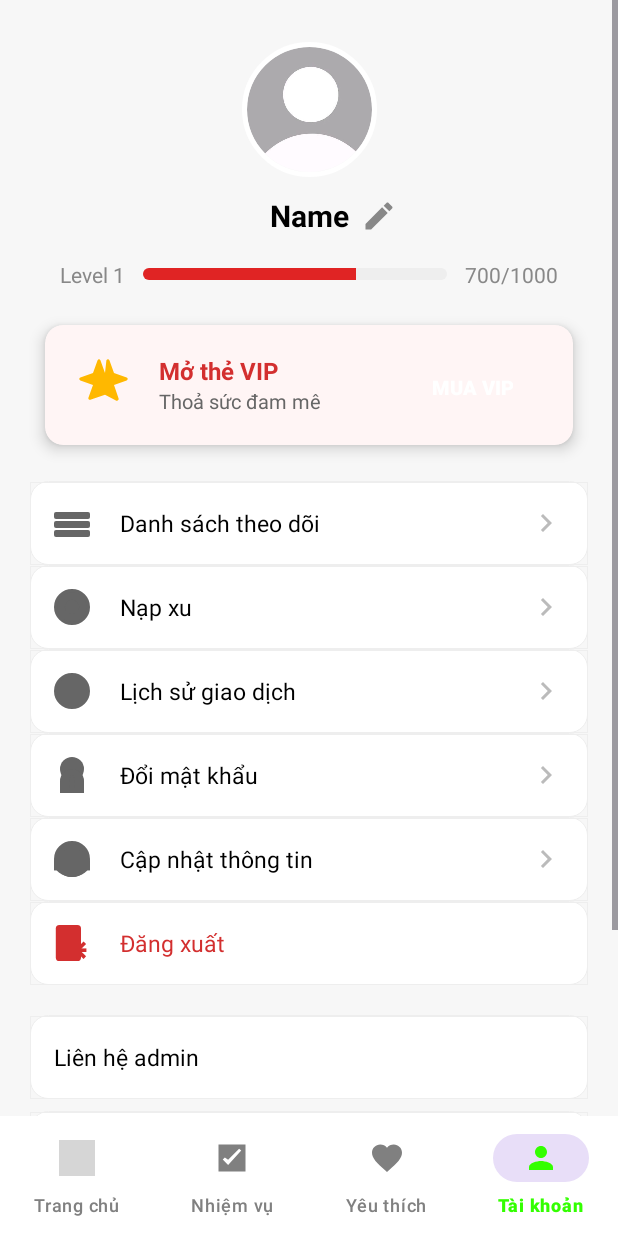
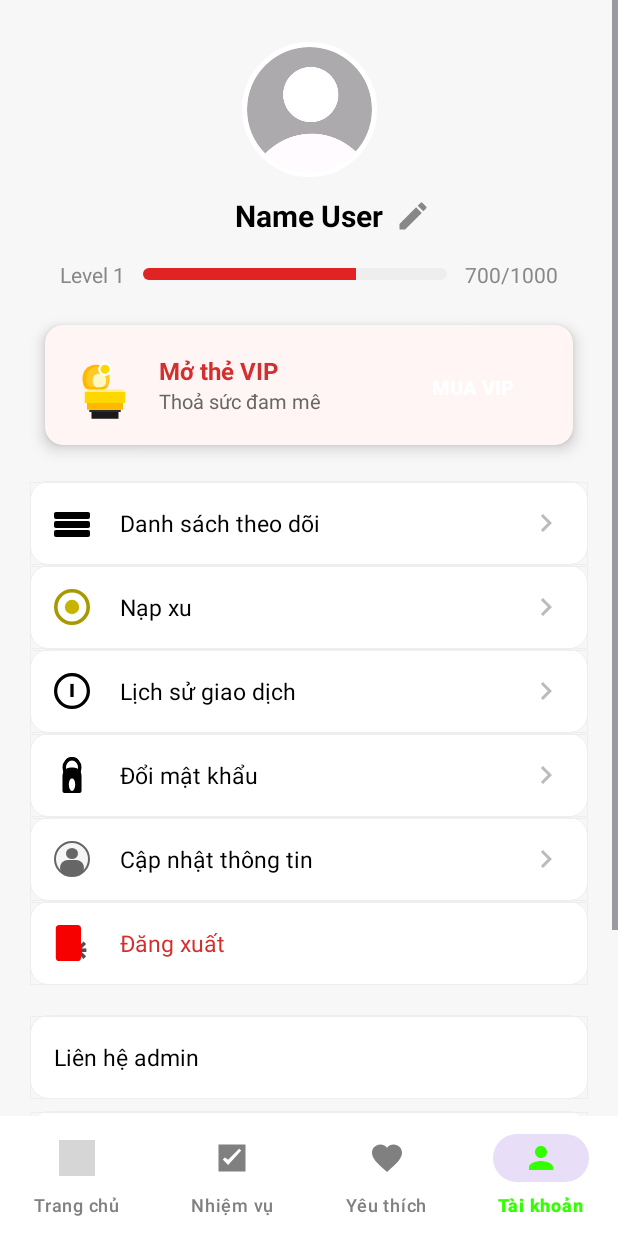
Before and after one commit to NguyenTuan180505/ComicApp, an Android app: the AccountActivity screen opened directly, with no data from a screen before it, on a phone screen of 412 x 824 dp. Run offline under Robolectric (Android 15) with nearby library versions, the phone set to English and light mode, and no system bars; our stand-ins replace CircleImageView; grey boxes are pictures that could not be loaded.

Commit message:
#4 - chinh sua icon

```diff
--- a/app/src/main/res/drawable/ic_coin.xml
+++ b/app/src/main/res/drawable/ic_coin.xml
@@ -3,13 +3,13 @@
     <item>
         <shape android:shape="oval">
             <size android:width="20dp" android:height="20dp"/>
-            <solid android:color="#666666"/>
-            <stroke android:width="2dp" android:color="#FFFFFF"/>
+            <solid android:color="#FFFFFF"/>
+            <stroke android:width="2dp" android:color="#A99900"/>
         </shape>
     </item>
     <item android:top="6dp" android:left="6dp" android:right="6dp" android:bottom="6dp">
         <shape android:shape="oval">
-            <solid android:color="#FFFFFF"/>
+            <solid android:color="#C7B400"/>
             <size android:width="8dp" android:height="8dp"/>
         </shape>
     </item>
--- a/app/src/main/res/drawable/ic_history.xml
+++ b/app/src/main/res/drawable/ic_history.xml
@@ -1,17 +1,27 @@
 <?xml version="1.0" encoding="utf-8"?>
 <layer-list xmlns:android="http://schemas.android.com/apk/res/android">
+
+    <!-- Mặt đồng hồ: nền trắng, viền đen -->
     <item>
         <shape android:shape="oval">
             <size android:width="22dp" android:height="22dp"/>
-            <stroke android:width="2dp" android:color="#666666"/>
+            <solid android:color="#FFFFFF"/>
+            <stroke android:width="2dp" android:color="#000000"/>
         </shape>
     </item>
-    <item android:top="5dp" android:left="10dp">
-        <rotate android:fromDegrees="0" android:toDegrees="270">
-            <shape android:shape="line">
-                <stroke android:width="2dp" android:color="#666666"/>
-                <size android:height="8dp"/>
+
+    <!-- Kim giờ: hình chữ nhật mỏng, xoay góc 270 độ -->
+    <item android:gravity="center">
+        <rotate
+            android:fromDegrees="0"
+            android:toDegrees="200"
+            android:pivotX="50%"
+            android:pivotY="50%">
+            <shape android:shape="rectangle">
+                <size android:width="2dp" android:height="8dp"/>
+                <solid android:color="#000000"/>
             </shape>
         </rotate>
     </item>
+
 </layer-list>
--- a/app/src/main/res/drawable/ic_info.xml
+++ b/app/src/main/res/drawable/ic_info.xml
@@ -1,21 +1,32 @@
 <?xml version="1.0" encoding="utf-8"?>
 <layer-list xmlns:android="http://schemas.android.com/apk/res/android">
+
+    <!-- Vòng tròn viền + nền xám nhạt -->
     <item>
         <shape android:shape="oval">
-            <size android:width="22dp" android:height="22dp"/>
-            <stroke android:width="2dp" android:color="#666666"/>
+            <size android:width="24dp" android:height="24dp"/>
+            <solid android:color="#F5F5F5"/>
+            <stroke android:width="1.5dp" android:color="#666666"/>
         </shape>
     </item>
-    <item android:top="5dp">
+
+    <!-- Đầu người (hình oval) -->
+    <item android:top="5dp" android:left="8dp" android:right="8dp" android:bottom="12dp">
         <shape android:shape="oval">
-            <size android:width="4dp" android:height="4dp"/>
             <solid android:color="#666666"/>
         </shape>
     </item>
-    <item android:top="12dp" android:bottom="4dp">
+
+    <!-- Thân người (hình chữ nhật bo tròn dưới) -->
+    <item android:top="13dp" android:left="4dp" android:right="4dp" android:bottom="1dp">
         <shape android:shape="rectangle">
-            <size android:width="4dp"/>
             <solid android:color="#666666"/>
+            <corners
+                android:bottomLeftRadius="12dp"
+                android:bottomRightRadius="12dp"
+                android:topLeftRadius="12dp"
+                android:topRightRadius="12dp"/>
         </shape>
     </item>
+
 </layer-list>
--- a/app/src/main/res/drawable/ic_list.xml
+++ b/app/src/main/res/drawable/ic_list.xml
@@ -3,21 +3,21 @@
     <item android:top="5dp" android:bottom="15dp">
         <shape android:shape="rectangle">
             <size android:height="2dp"/>
-            <solid android:color="#666666"/>
+            <solid android:color="#000000"/>
             <corners android:radius="1dp"/>
         </shape>
     </item>
     <item android:top="11dp" android:bottom="9dp">
         <shape android:shape="rectangle">
             <size android:height="2dp"/>
-            <solid android:color="#666666"/>
+            <solid android:color="#000000"/>
             <corners android:radius="1dp"/>
         </shape>
     </item>
     <item android:top="17dp" android:bottom="3dp">
         <shape android:shape="rectangle">
             <size android:height="2dp"/>
-            <solid android:color="#666666"/>
+            <solid android:color="#000000"/>
             <corners android:radius="1dp"/>
         </shape>
     </item>
--- a/app/src/main/res/drawable/ic_lock.xml
+++ b/app/src/main/res/drawable/ic_lock.xml
@@ -1,22 +1,43 @@
 <?xml version="1.0" encoding="utf-8"?>
 <layer-list xmlns:android="http://schemas.android.com/apk/res/android">
-    <item android:bottom="8dp">
-        <shape android:shape="oval">
-            <size android:width="14dp" android:height="16dp"/>
-            <solid android:color="#666666"/>
+
+    <!-- Thân khóa (hình chữ U) -->
+    <item android:top="10dp">
+        <shape android:shape="rectangle">
+            <size android:width="16dp" android:height="14dp"/>
+            <solid android:color="#000000"/>
+            <corners
+                android:topLeftRadius="8dp"
+                android:topRightRadius="8dp"
+                android:bottomLeftRadius="2dp"
+                android:bottomRightRadius="2dp"/>
         </shape>
     </item>
-    <item android:top="8dp">
-        <shape android:shape="rectangle">
-            <size android:width="16dp" android:height="12dp"/>
-            <solid android:color="#666666"/>
-            <corners android:topLeftRadius="8dp" android:topRightRadius="8dp"/>
-        </shape>
-    </item>
-    <item android:top="12dp" android:left="6dp" android:right="6dp">
+
+    <!-- Lỗ khóa (tròn ở giữa) -->
+    <item android:top="20dp" android:bottom="2dp" android:left="6dp" android:right="6dp">
         <shape android:shape="oval">
             <size android:width="4dp" android:height="4dp"/>
             <solid android:color="#FFFFFF"/>
         </shape>
     </item>
+
+    <!-- Phần trên (cái móc khóa) -->
+    <item android:bottom="14dp">
+        <shape android:shape="oval">
+            <size android:width="18dp" android:height="20dp"/>
+            <stroke android:width="3dp" android:color="#000000"/>
+            <solid android:color="#00000000"/>
+        </shape>
+    </item>
+
+    <!-- Làm mờ viền trên một chút để đẹp hơn (tùy chọn) -->
+    <item android:bottom="14dp" android:left="1dp" android:right="1dp">
+        <shape android:shape="oval">
+            <size android:width="16dp" android:height="18dp"/>
+            <stroke android:width="2dp" android:color="#000000"/>
+            <solid android:color="#00000000"/>
+        </shape>
+    </item>
+
 </layer-list>
--- a/app/src/main/res/drawable/ic_logout.xml
+++ b/app/src/main/res/drawable/ic_logout.xml
@@ -3,7 +3,7 @@
     <item android:left="2dp" android:top="8dp">
         <rotate android:fromDegrees="0">
             <shape android:shape="line">
-                <stroke android:width="2dp" android:color="#666666"/>
+                <stroke android:width="2dp" android:color="#505050"/>
                 <size android:width="14dp"/>
             </shape>
         </rotate>
@@ -11,7 +11,7 @@
     <item android:left="10dp" android:top="4dp">
         <rotate android:fromDegrees="-45">
             <shape android:shape="line">
-                <stroke android:width="2dp" android:color="#666666"/>
+                <stroke android:width="2dp" android:color="#505050"/>
                 <size android:width="8dp"/>
             </shape>
         </rotate>
@@ -19,7 +19,7 @@
     <item android:left="10dp" android:top="12dp">
         <rotate android:fromDegrees="45">
             <shape android:shape="line">
-                <stroke android:width="2dp" android:color="#666666"/>
+                <stroke android:width="2dp" android:color="#505050"/>
                 <size android:width="8dp"/>
             </shape>
         </rotate>
@@ -27,7 +27,7 @@
     <item android:right="4dp">
         <shape android:shape="rectangle">
             <size android:width="4dp" android:height="20dp"/>
-            <solid android:color="#666666"/>
+            <solid android:color="#F60000"/>
             <corners android:radius="2dp"/>
         </shape>
     </item>
--- a/app/src/main/res/drawable/ic_task.xml
+++ b/app/src/main/res/drawable/ic_task.xml
@@ -1,9 +1,10 @@
+<?xml version="1.0" encoding="utf-8"?>
 <vector xmlns:android="http://schemas.android.com/apk/res/android"
     android:width="24dp"
     android:height="24dp"
     android:viewportWidth="24"
     android:viewportHeight="24">
     <path
-        android:fillColor="#000000"
+        android:fillColor="#8BC34A"
         android:pathData="M21,3H3v18h18V3zM9.41,16.59L5.83,13l1.41,-1.41L9.41,13.17l7.34,-7.34L18.17,7l-8.76,9.59z" />
 </vector>
--- a/app/src/main/res/drawable/ic_vip_crown.xml
+++ b/app/src/main/res/drawable/ic_vip_crown.xml
@@ -1,9 +1,59 @@
+<?xml version="1.0" encoding="utf-8"?>
 <vector xmlns:android="http://schemas.android.com/apk/res/android"
     android:width="48dp"
     android:height="48dp"
-    android:viewportWidth="24"
-    android:viewportHeight="24">
+    android:viewportWidth="64"
+    android:viewportHeight="64">
+
+    <!-- Đế cúp (màu đen bóng) -->
+    <path
+        android:fillColor="#1A1A1A"
+        android:pathData="M20,56h24v6H20z" />
+    <path
+        android:fillColor="#2D2D2D"
+        android:pathData="M18,54h28v2H18z" />
+
+    <!-- Thân cúp (vàng kim) -->
     <path
         android:fillColor="#FFB800"
-        android:pathData="M12,8L10.47,3.79C10.29,3.31 9.71,3.31 9.53,3.79L8,8L3.79,9.53C3.31,9.71 3.31,10.29 3.79,10.47L8,12l-1.53,4.21c-0.18,0.48 0.4,0.88 0.88,0.59L12,15.25l3.65,1.92c0.48,0.25 1.06,-0.15 0.88,-0.63L15,12l4.21,-1.53c0.48,-0.18 0.48,-0.76 0,-0.94L15,8l-1.53,-4.21C13.29,3.31 12.71,3.31 12.47,3.79L12,8z"/>
+        android:pathData="M16,48h32v6H16z" />
+    <path
+        android:fillColor="#FFCA28"
+        android:pathData="M18,46h28v2H18z" />
+
+    <!-- Phần cúp chính (vàng sáng) -->
+    <path
+        android:fillColor="#FFD700"
+        android:pathData="M14,38h36v10H14z" />
+    <path
+        android:fillColor="#FFEC8B"
+        android:pathData="M16,36h32v2H16z" />
+
+    <!-- Hai quai cúp (vàng bóng) -->
+    <path
+        android:fillColor="#FFB800"
+        android:pathData="M18,36c-4,0 -6,-4 -6,-10c0,-6 4,-12 12,-12s12,6 12,12c0,6 -2,10 -6,10" />
+    <path
+        android:fillColor="#FFCA28"
+        android:pathData="M20,34c-3,0 -4.5,-3 -4.5,-8c0,-5 3,-10 10,-10s10,5 10,10c0,5 -1.5,8 -4.5,8" />
+
+    <!-- Hiệu ứng bóng trong lòng cúp -->
+    <path
+        android:fillColor="#FFF8C4"
+        android:pathData="M25,34c-2,0 -4,-2 -4,-6s2,-6 6,-6s6,2 6,6s-2,6 -6,6z" />
+
+    <!-- Vòng tròn trang trí trên đỉnh -->
+    <path
+        android:fillColor="#FFFFFF"
+        android:pathData="M32,12c-3.3,0 -6,2.7 -6,6s2.7,6 6,6s6,-2.7 6,-6s-2.7,-6 -6,-6z" />
+    <path
+        android:fillColor="#FFD700"
+        android:pathData="M32,14c-2.2,0 -4,1.8 -4,4s1.8,4 4,4s4,-1.8 4,-4s-1.8,-4 -4,-4z" />
+
+    <!-- Hiệu ứng ánh sáng trên đỉnh -->
+    <path
+        android:fillColor="#FFFFFF"
+        android:fillAlpha="0.6"
+        android:pathData="M30,10l4,0l2,4l-8,0z" />
+
 </vector>
--- a/app/src/main/res/layout/activity_account.xml
+++ b/app/src/main/res/layout/activity_account.xml
@@ -39,7 +39,7 @@
                 android:id="@+id/tvName"
                 android:layout_width="wrap_content"
                 android:layout_height="wrap_content"
-                android:text="Name"
+                android:text="Name User"
                 android:textSize="20sp"
                 android:textStyle="bold"
                 android:textColor="#000000"
@@ -122,8 +122,7 @@
                     <ImageView
                         android:layout_width="48dp"
                         android:layout_height="48dp"
-                        android:src="@drawable/ic_vip_crown"
-                        app:tint="#FFB800" />
+                        android:src="@drawable/ic_vip_crown" />
 
                     <LinearLayout
                         android:layout_width="0dp"
@@ -189,7 +188,6 @@
                         android:layout_width="24dp"
                         android:layout_height="24dp"
                         android:src="@drawable/ic_list"
-                        app:tint="#666666"
                         android:layout_marginStart="16dp" />
                     <TextView
                         android:layout_width="0dp"
@@ -222,7 +220,6 @@
                         android:layout_width="24dp"
                         android:layout_height="24dp"
                         android:src="@drawable/ic_coin"
-                        app:tint="#666666"
                         android:layout_marginStart="16dp" />
                     <TextView
                         android:layout_width="0dp"
@@ -255,7 +252,6 @@
                         android:layout_width="24dp"
                         android:layout_height="24dp"
                         android:src="@drawable/ic_history"
-                        app:tint="#666666"
                         android:layout_marginStart="16dp" />
                     <TextView
                         android:layout_width="0dp"
@@ -288,7 +284,6 @@
                         android:layout_width="24dp"
                         android:layout_height="24dp"
                         android:src="@drawable/ic_lock"
-                        app:tint="#666666"
                         android:layout_marginStart="16dp" />
                     <TextView
                         android:layout_width="0dp"
@@ -321,7 +316,6 @@
                         android:layout_width="24dp"
                         android:layout_height="24dp"
                         android:src="@drawable/ic_info"
-                        app:tint="#666666"
                         android:layout_marginStart="16dp" />
                     <TextView
                         android:layout_width="0dp"
@@ -354,7 +348,6 @@
                         android:layout_width="24dp"
                         android:layout_height="24dp"
                         android:src="@drawable/ic_logout"
-                        app:tint="#D32F2F"
                         android:layout_marginStart="16dp" />
                     <TextView
                         android:layout_width="0dp"
--- a/app/src/main/res/layout/activity_user.xml
+++ b/app/src/main/res/layout/activity_user.xml
@@ -6,35 +6,38 @@
     android:background="#FFFFFF">
 
     <!-- Toolbar -->
+
+    <!-- Nội dung cuộn -->
     <androidx.appcompat.widget.Toolbar
         android:id="@+id/toolbar"
         android:layout_width="0dp"
         android:layout_height="?attr/actionBarSize"
+        android:layout_marginTop="28dp"
         android:background="#FFFFFF"
-        app:layout_constraintTop_toTopOf="parent"
+        app:layout_constraintEnd_toEndOf="parent"
+        app:layout_constraintHorizontal_bias="0.0"
         app:layout_constraintStart_toStartOf="parent"
-        app:layout_constraintEnd_toEndOf="parent">
+        app:layout_constraintTop_toTopOf="parent">
 
         <ImageButton
             android:id="@+id/btnBack"
-            android:layout_width="48dp"
-            android:layout_height="48dp"
+            android:layout_width="60dp"
+            android:layout_height="60dp"
+            android:background="?attr/selectableItemBackgroundBorderless"
+            android:contentDescription="Quay lại"
             android:src="@drawable/ic_arrow_back_24"
-            android:background="?attr/selectableItemBackgroundBorderless"
-            app:tint="#000000"
-            android:contentDescription="Quay lại" />
+            app:tint="#000000" />
 
         <TextView
             android:layout_width="wrap_content"
             android:layout_height="wrap_content"
+            android:layout_gravity="center"
             android:text="Thông tin tài khoản"
+            android:textColor="#000000"
             android:textSize="18sp"
-            android:textStyle="bold"
-            android:textColor="#000000"
-            android:layout_gravity="center" />
+            android:textStyle="bold" />
     </androidx.appcompat.widget.Toolbar>
 
-    <!-- Nội dung cuộn -->
     <ScrollView
         android:layout_width="0dp"
         android:layout_height="0dp"
```
